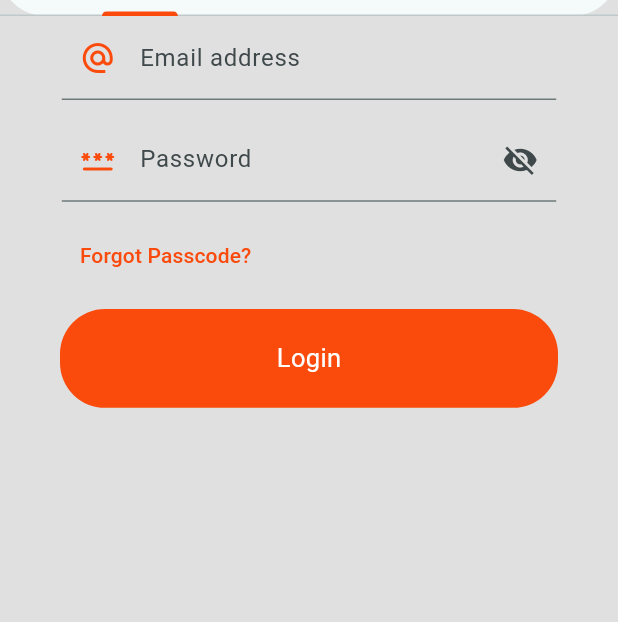
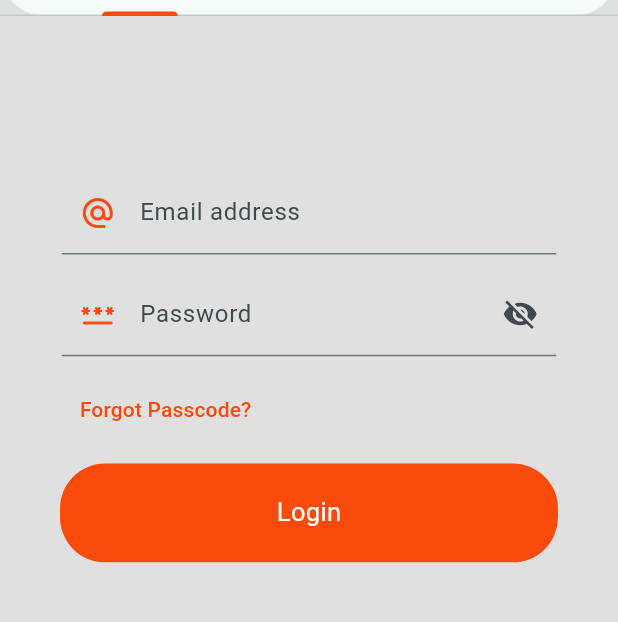
Before and after one commit to yahiyam/fullfill_user_app, a Flutter app: the AuthPage screen opened by its route, on a phone screen of 412 x 824 dp, the part 396-1018 px from its top. Run offline on Flutter 3.47's test engine with Material 2 defaults, Android fonts, the phone set to English and light mode, and no system bars; our stand-ins replace cloud_firestore, firebase_auth, firebase_core, firebase_storage, image_picker, shared_preferences; accounts and stored records are empty.

Commit message:
navigated to login tab from sign up tab

```diff
--- a/lib/Globals/colors.dart
+++ b/lib/Globals/colors.dart
@@ -1,6 +1,9 @@
 import 'package:flutter/material.dart';
 
 const Color orange = Color(0xfffa4a0c);
+const Color black = Colors.black;
+const Color white = Colors.white;
 const Color grey = Colors.grey;
+Color? backgroundColor = Colors.grey[300];
 Color grey200 = Colors.grey.shade200;
 const Color transparent = Colors.transparent;
--- a/lib/presentation/AuthPage/auth_page.dart
+++ b/lib/presentation/AuthPage/auth_page.dart
@@ -1,4 +1,7 @@
 import 'package:flutter/material.dart';
+import 'package:fullfill_user_app/Globals/colors.dart';
+import 'package:fullfill_user_app/provider/auth_page_tabs_provider.dart';
+import 'package:provider/provider.dart';
 import 'tabs/login_form.dart';
 import 'tabs/sign_up_form.dart';
 
@@ -8,8 +11,9 @@ class AuthPage extends StatelessWidget {
   @override
   Widget build(BuildContext context) {
     Size screen = MediaQuery.of(context).size;
+    final tabProvider = Provider.of<AuthTabsProvider>(context);
     return Scaffold(
-      backgroundColor: Colors.grey[300],
+      backgroundColor: backgroundColor,
       body: DefaultTabController(
         length: 2,
         child: NestedScrollView(
@@ -32,20 +36,21 @@ class AuthPage extends StatelessWidget {
                     bottomRight: Radius.circular(30),
                   ),
                 ),
-                bottom: const TabBar(
-                  labelColor: Colors.black,
-                  indicatorColor: Color(0xfffa4a0c),
+                bottom: TabBar(
+                  labelColor: black,
+                  indicatorColor: orange,
                   splashFactory: NoSplash.splashFactory,
-                  labelStyle: TextStyle(
+                  labelStyle: const TextStyle(
                     fontSize: 20,
                     fontWeight: FontWeight.bold,
                   ),
-                  unselectedLabelStyle: TextStyle(
+                  unselectedLabelStyle: const TextStyle(
                     fontSize: 15,
                     fontWeight: FontWeight.normal,
                   ),
                   isScrollable: true,
-                  tabs: [
+                  controller: tabProvider.tabController,
+                  tabs: const [
                     Tab(text: "Login"),
                     Tab(text: "Sign-up"),
                   ],
@@ -53,8 +58,9 @@ class AuthPage extends StatelessWidget {
               )
             ];
           },
-          body:  const TabBarView(
-            children: [
+          body: TabBarView(
+            controller: tabProvider.tabController,
+            children: const [
               LoginForm(),
               SignUpForm(),
             ],
--- a/lib/presentation/AuthPage/tabs/login_form.dart
+++ b/lib/presentation/AuthPage/tabs/login_form.dart
@@ -1,4 +1,5 @@
 import 'package:flutter/material.dart';
+import 'package:fullfill_user_app/Globals/colors.dart';
 import 'package:fullfill_user_app/presentation/common_widgets/common_widgets.dart';
 import 'package:fullfill_user_app/presentation/AuthPage/widgets/custom_text_field.dart';
 import 'package:fullfill_user_app/provider/login_provider.dart';
@@ -11,6 +12,7 @@ class LoginForm extends StatelessWidget {
   Widget build(BuildContext context) {
     Size screen = MediaQuery.of(context).size;
     return SingleChildScrollView(
+      padding: EdgeInsets.only(top: screen.height/8),
       child: Consumer<LoginProvider>(builder: (context, loginProvider, _) {
         return Form(
           key: loginProvider.loginFormKey,
@@ -24,6 +26,7 @@ class LoginForm extends StatelessWidget {
                       controller: loginProvider.emailController,
                       labelText: 'Email address',
                       icon: Icons.alternate_email,
+                      keyboardType: TextInputType.emailAddress,
                     ),
                     SizedBox(height: screen.height / 70),
                     CustomTextField(
@@ -41,7 +44,7 @@ class LoginForm extends StatelessWidget {
                         child: const Text(
                           'Forgot Passcode?',
                           style: TextStyle(
-                            color: Color(0xfffa4a0c),
+                            color: orange,
                           ),
                         ),
                       ),
--- a/lib/presentation/commonFunctions/show_message_dialog.dart
+++ b/lib/presentation/commonFunctions/show_message_dialog.dart
@@ -42,7 +42,7 @@ Future<dynamic> showMessageDialog(
               child: const Center(
                 child: Text(
                   'OK',
-                  style: TextStyle(color: Colors.white),
+                  style: TextStyle(color: white),
                 ),
               ),
             ),
--- a/lib/presentation/splash_page.dart
+++ b/lib/presentation/get_started_page.dart
@@ -4,8 +4,8 @@ import 'package:provider/provider.dart';
 import '../provider/splash_provider.dart';
 import 'common_widgets/common_widgets.dart';
 
-class SplashPage extends StatelessWidget {
-  const SplashPage({super.key});
+class GetStartedPage extends StatelessWidget {
+  const GetStartedPage({super.key});
 
   @override
   Widget build(BuildContext context) {
--- /dev/null
+++ b/lib/provider/auth_page_tabs_provider.dart
@@ -0,0 +1,28 @@
+import 'package:flutter/material.dart';
+import 'package:flutter/scheduler.dart';
+
+class AuthTabsProvider with ChangeNotifier {
+  late TabController _tabController;
+
+  TabController get tabController => _tabController;
+
+  AuthTabsProvider() {
+    _tabController = TabController(length: 2, vsync: VsyncProxy());
+  }
+
+  void changeTab(int index) {
+    _tabController.animateTo(index);
+    notifyListeners();
+  }
+
+  @override
+  void dispose() {
+    _tabController.dispose();
+    super.dispose();
+  }
+}
+
+class VsyncProxy implements TickerProvider {
+  @override
+  Ticker createTicker(onTick) => Ticker(onTick);
+}
--- a/lib/provider/image_provider.dart
+++ b/lib/provider/image_provider.dart
@@ -5,8 +5,8 @@ class ImagesProvider extends ChangeNotifier {
   XFile? imageXFile;
 
   Future<void> pickImage() async {
-    final picker = ImagePicker();
-    final pickedImage = await picker.pickImage(source: ImageSource.gallery);
+    final ImagePicker picker = ImagePicker();
+    final XFile? pickedImage = await picker.pickImage(source: ImageSource.gallery);
     imageXFile = pickedImage;
     notifyListeners();
   }
--- a/lib/provider/login_provider.dart
+++ b/lib/provider/login_provider.dart
@@ -3,7 +3,6 @@
 import 'package:cloud_firestore/cloud_firestore.dart';
 import 'package:firebase_auth/firebase_auth.dart';
 import 'package:flutter/material.dart';
-import 'package:fullfill_user_app/presentation/AuthPage/auth_page.dart';
 import 'package:fullfill_user_app/presentation/commonFunctions/show_message_dialog.dart';
 
 import '../Globals/instence.dart';
@@ -75,8 +74,7 @@ class LoginProvider extends ChangeNotifier {
       } else {
         firebaseAuth.signOut();
         Navigator.pop(context);
-        Navigator.push(
-            context, MaterialPageRoute(builder: (c) => const AuthPage()));
+        Navigator.pushNamedAndRemoveUntil(context, '/auth', (route) => false);
         showMessageDialog(
           context,
           message: "no record exists.",
```
Also changed, not shown: lib/main.dart (+12 -2 lines), lib/presentation/AuthPage/tabs/sign_up_form.dart (+14 -8 lines), lib/provider/restaurant_provider.dart (deleted, +0 -24 lines).
